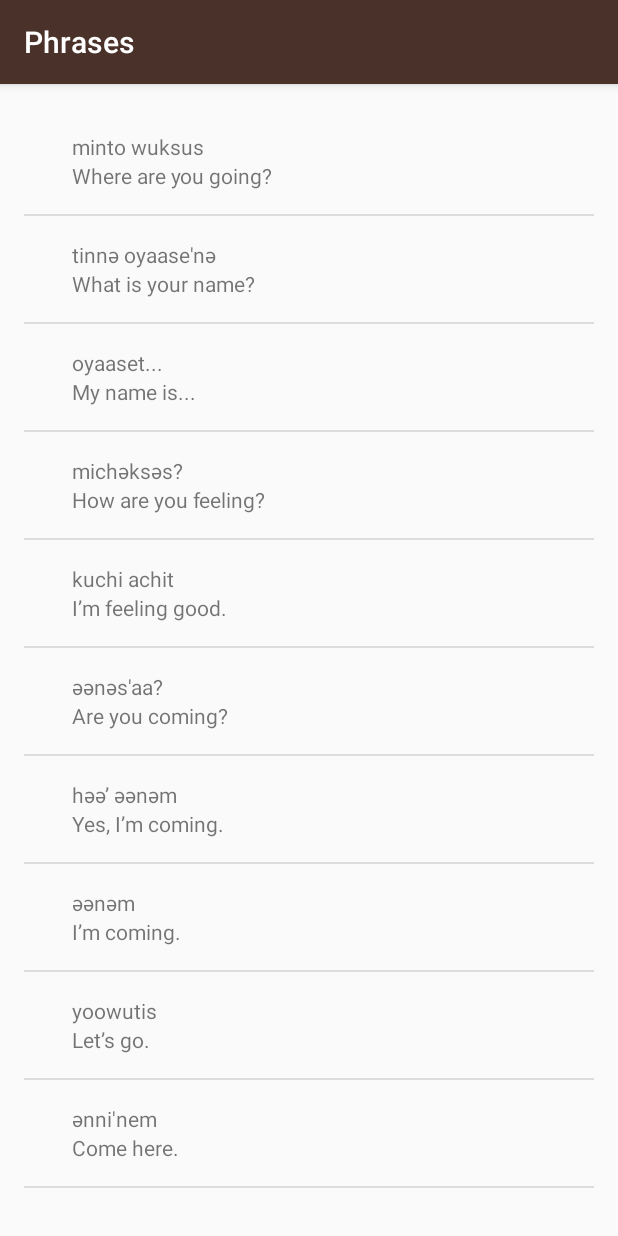
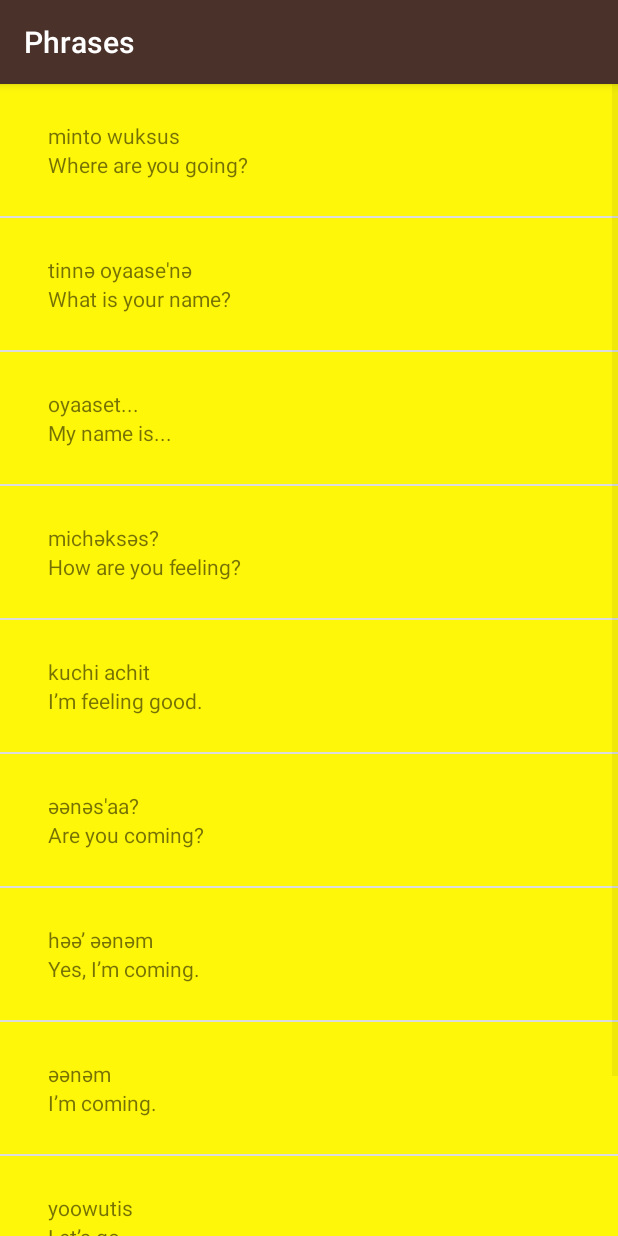
Before and after one commit to flyyy1024/miwork, an Android app: the PhrasesActivity screen opened directly, with no data from a screen before it, on a phone screen of 412 x 824 dp. Run offline under Robolectric (Android 15) with nearby library versions, the phone set to English and light mode, and no system bars.

Commit message:
设置各类别布局和背景颜色

```diff
--- a/app/src/main/res/layout/list_item.xml
+++ b/app/src/main/res/layout/list_item.xml
@@ -4,12 +4,14 @@
     android:layout_width="match_parent"
     android:layout_height="wrap_content"
     android:orientation="horizontal"
+    android:minHeight="@dimen/list_item_height"
+    android:background="@color/category_numbers"
     android:padding="16dp">
 
     <ImageView
         android:id="@+id/image_view"
-        android:layout_width="wrap_content"
-        android:layout_height="wrap_content"
+        android:layout_width="@dimen/list_item_height"
+        android:layout_height="@dimen/list_item_height"
         tools:src="@mipmap/ic_launcher" />
 
     <LinearLayout
--- a/app/src/main/res/layout/word_list.xml
+++ b/app/src/main/res/layout/word_list.xml
@@ -4,5 +4,4 @@
     android:id="@+id/list"
     android:layout_width="match_parent"
     android:layout_height="match_parent"
-    android:orientation="vertical"
-    android:padding="16dp" />
+    android:orientation="vertical" />
```
